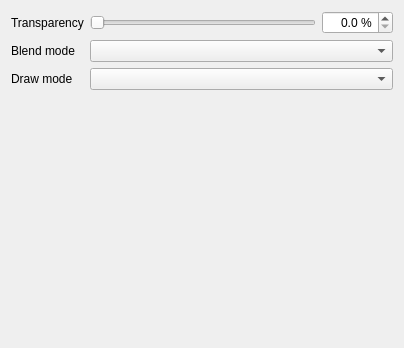
carsmie/QGIS, file src/ui/effects/widget_drawsource.ui: the form before one commit.
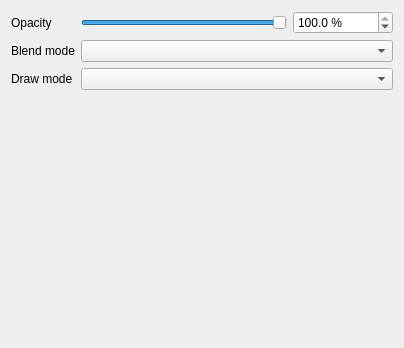
The form after the commit. Custom widgets are drawn as their Qt base class.

Commit message: Flip QgsDrawSourceEffect from transparency to opacity

Diff of the .ui file:
```diff
--- a/src/ui/effects/widget_drawsource.ui
+++ b/src/ui/effects/widget_drawsource.ui
@@ -44,7 +44,7 @@
         <item row="0" column="0">
          <widget class="QLabel" name="label_28">
           <property name="text">
-           <string>Transparency</string>
+           <string>Opacity</string>
           </property>
          </widget>
         </item>
@@ -76,6 +76,9 @@
             <property name="pageStep">
              <number>100</number>
             </property>
+            <property name="value">
+             <number>1000</number>
+            </property>
             <property name="orientation">
              <enum>Qt::Horizontal</enum>
             </property>
@@ -86,8 +89,11 @@
             <property name="enabled">
              <bool>true</bool>
             </property>
-            <property name="alignment">
-             <set>Qt::AlignRight|Qt::AlignTrailing|Qt::AlignVCenter</set>
+            <property name="minimumSize">
+             <size>
+              <width>100</width>
+              <height>0</height>
+             </size>
             </property>
             <property name="suffix">
              <string> %</string>
@@ -98,6 +104,9 @@
             <property name="maximum">
              <double>100.000000000000000</double>
             </property>
+            <property name="value">
+             <double>100.000000000000000</double>
+            </property>
            </widget>
           </item>
          </layout>
```
Left out of the diff: 8 changed lines with no effect on the pictures. The commit also changes 10 other files.
